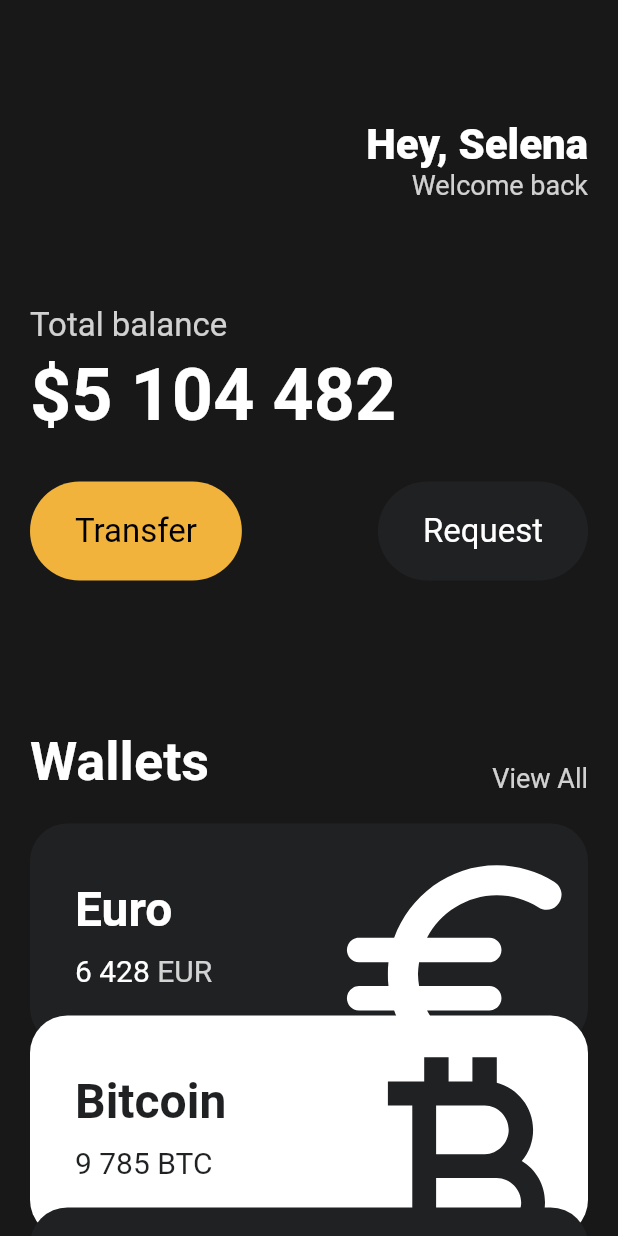
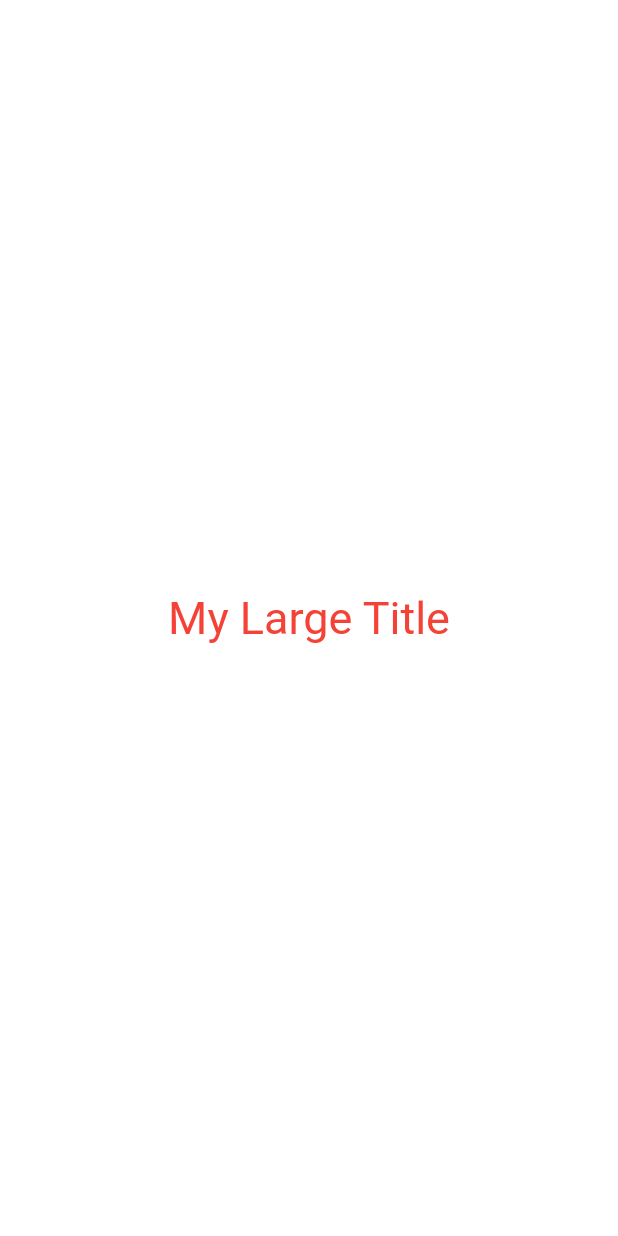
Before and after one commit to Potato-Y/nomadcoders_toonflix, a Flutter app: the screen it shows after launch, on a phone screen of 412 x 824 dp. Run offline on Flutter 3.47's test engine with Material 2 defaults, Android fonts, the phone set to English and light mode, and no system bars.

Commit message:
4.3 theme data

```diff
--- a/lib/main.dart
+++ b/lib/main.dart
@@ -1,148 +1,55 @@
 import 'package:flutter/material.dart';
-import 'package:nomadcoders_toonflix/widgets/Button.dart';
-import 'package:nomadcoders_toonflix/widgets/currency_card.dart';
 
 void main(List<String> args) {
   runApp(const App());
 }
 
-class App extends StatelessWidget {
+class App extends StatefulWidget {
   const App({super.key});
 
   @override
+  State<App> createState() => _AppState();
+}
+
+class _AppState extends State<App> {
+  @override
   Widget build(BuildContext context) {
     return MaterialApp(
+      theme: ThemeData(
+        textTheme: const TextTheme(
+          titleLarge: TextStyle(
+            color: Colors.red,
+          ),
+        ),
+      ),
       home: Scaffold(
-        backgroundColor: const Color(0xFF181818),
-        body: SingleChildScrollView(
-          child: Padding(
-            padding: const EdgeInsets.symmetric(horizontal: 20),
-            child: Column(
-              crossAxisAlignment: CrossAxisAlignment.start,
-              children: [
-                const SizedBox(
-                  height: 80,
-                ),
-                Row(
-                  mainAxisAlignment: MainAxisAlignment.end,
-                  children: [
-                    Column(
-                      crossAxisAlignment: CrossAxisAlignment.end,
-                      children: [
-                        const Text(
-                          'Hey, Selena',
-                          style: TextStyle(
-                            fontSize: 28,
-                            fontWeight: FontWeight.w800,
-                            color: Colors.white,
-                          ),
-                        ),
-                        Text(
-                          'Welcome back',
-                          style: TextStyle(
-                            fontSize: 18,
-                            color: Colors.white.withOpacity(0.8),
-                          ),
-                        ),
-                      ],
-                    )
-                  ],
-                ),
-                const SizedBox(
-                  height: 70,
-                ),
-                Text(
-                  'Total balance',
-                  style: TextStyle(
-                    fontSize: 22,
-                    color: Colors.white.withOpacity(0.8),
-                  ),
-                ),
-                const SizedBox(
-                  height: 5,
-                ),
-                const Text(
-                  '\$5 104 482',
-                  style: TextStyle(
-                    fontSize: 48,
-                    fontWeight: FontWeight.w600,
-                    color: Colors.white,
-                  ),
-                ),
-                const SizedBox(
-                  height: 30,
-                ),
-                Row(
-                  mainAxisAlignment: MainAxisAlignment.spaceBetween,
-                  children: const [
-                    Button(
-                      text: 'Transfer',
-                      bgColor: Color(0xFFF1B33B),
-                      textColor: Colors.black,
-                    ),
-                    Button(
-                      text: 'Request',
-                      bgColor: Color(0xFF1F2123),
-                      textColor: Colors.white,
-                    ),
-                  ],
-                ),
-                const SizedBox(
-                  height: 100,
-                ),
-                Row(
-                  mainAxisAlignment: MainAxisAlignment.spaceBetween,
-                  crossAxisAlignment: CrossAxisAlignment.end,
-                  children: [
-                    const Text(
-                      'Wallets',
-                      style: TextStyle(
-                        color: Colors.white,
-                        fontSize: 36,
-                        fontWeight: FontWeight.w600,
-                      ),
-                    ),
-                    Text(
-                      'View All',
-                      style: TextStyle(
-                        color: Colors.white.withOpacity(0.8),
-                        fontSize: 18,
-                      ),
-                    ),
-                  ],
-                ),
-                const SizedBox(
-                  height: 20,
-                ),
-                const CurrencyCard(
-                  name: 'Euro',
-                  code: 'EUR',
-                  amount: '6 428',
-                  icon: Icons.euro_rounded,
-                  isInverted: false,
-                  offset: 0,
-                ),
-                const CurrencyCard(
-                  name: 'Bitcoin',
-                  code: 'BTC',
-                  amount: '9 785',
-                  icon: Icons.currency_bitcoin,
-                  isInverted: true,
-                  offset: 1,
-                ),
-                const CurrencyCard(
-                  name: 'Dollar',
-                  code: 'USD',
-                  amount: '428',
-                  icon: Icons.auto_awesome_motion_outlined,
-                  isInverted: false,
-                  offset: 2,
-                ),
-              ],
-            ),
+        backgroundColor: Colors.white,
+        body: Center(
+          child: Column(
+            mainAxisAlignment: MainAxisAlignment.center,
+            children: const [
+              MyLargeTitle(),
+            ],
           ),
         ),
       ),
     );
   }
 }
+
+class MyLargeTitle extends StatelessWidget {
+  const MyLargeTitle({
+    Key? key,
+  }) : super(key: key);
+
+  @override
+  Widget build(BuildContext context) {
+    return Text(
+      'My Large Title',
+      style: TextStyle(
+        fontSize: 30,
+        color: Theme.of(context).textTheme.titleLarge?.color,
+      ),
+    );
+  }
+}
--- a/lib/widgets/Button.dart
+++ /dev/null
@@ -1,37 +0,0 @@
-import 'package:flutter/material.dart';
-
-class Button extends StatelessWidget {
-  final String text;
-  final Color bgColor;
-  final Color textColor;
-
-  const Button({
-    super.key,
-    required this.text,
-    required this.bgColor,
-    required this.textColor,
-  });
-
-  @override
-  Widget build(BuildContext context) {
-    return Container(
-      decoration: BoxDecoration(
-        color: bgColor,
-        borderRadius: BorderRadius.circular(45),
-      ),
-      child: Padding(
-        padding: const EdgeInsets.symmetric(
-          vertical: 20,
-          horizontal: 30,
-        ),
-        child: Text(
-          text,
-          style: TextStyle(
-            color: textColor,
-            fontSize: 22,
-          ),
-        ),
-      ),
-    );
-  }
-}
--- a/lib/widgets/currency_card.dart
+++ /dev/null
@@ -1,91 +0,0 @@
-import 'package:flutter/material.dart';
-
-class CurrencyCard extends StatelessWidget {
-  final String name, code, amount;
-  final IconData icon;
-  final bool isInverted;
-  final double offset;
-
-  final _blackColor = const Color(0xFF1F2123);
-
-  const CurrencyCard({
-    super.key,
-    required this.name,
-    required this.code,
-    required this.amount,
-    required this.icon,
-    required this.isInverted,
-    required this.offset,
-  });
-
-  @override
-  Widget build(BuildContext context) {
-    return Transform.translate(
-      offset: Offset(0, offset * (-20)),
-      child: Container(
-        clipBehavior: Clip.hardEdge,
-        decoration: BoxDecoration(
-          color: isInverted ? Colors.white : const Color(0xFF1F2123),
-          borderRadius: BorderRadius.circular(25),
-        ),
-        child: Padding(
-          padding: const EdgeInsets.all(30),
-          child: Row(
-            mainAxisAlignment: MainAxisAlignment.spaceBetween,
-            children: [
-              Column(
-                crossAxisAlignment: CrossAxisAlignment.start,
-                children: [
-                  Text(
-                    name,
-                    style: TextStyle(
-                      fontSize: 32,
-                      fontWeight: FontWeight.w600,
-                      color: isInverted ? _blackColor : Colors.white,
-                    ),
-                  ),
-                  const SizedBox(
-                    height: 10,
-                  ),
-                  Row(
-                    children: [
-                      Text(
-                        amount,
-                        style: TextStyle(
-                          color: isInverted ? _blackColor : Colors.white,
-                          fontSize: 20,
-                        ),
-                      ),
-                      const SizedBox(
-                        width: 5,
-                      ),
-                      Text(
-                        code,
-                        style: TextStyle(
-                            color: isInverted
-                                ? _blackColor
-                                : Colors.white.withOpacity(0.8),
-                            fontSize: 20),
-                      ),
-                    ],
-                  )
-                ],
-              ),
-              Transform.scale(
-                scale: 2.2,
-                child: Transform.translate(
-                  offset: const Offset(-5, 12),
-                  child: Icon(
-                    icon,
-                    color: isInverted ? _blackColor : Colors.white,
-                    size: 88,
-                  ),
-                ),
-              ),
-            ],
-          ),
-        ),
-      ),
-    );
-  }
-}
```
